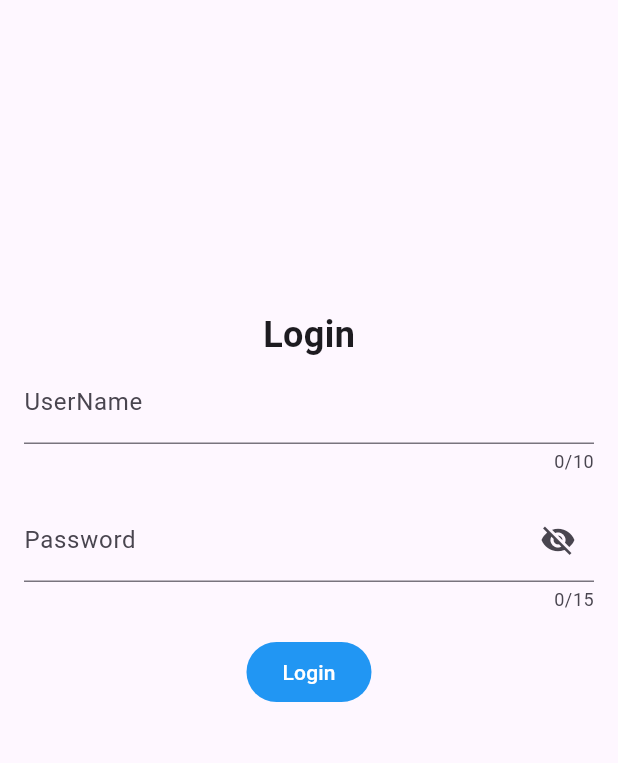
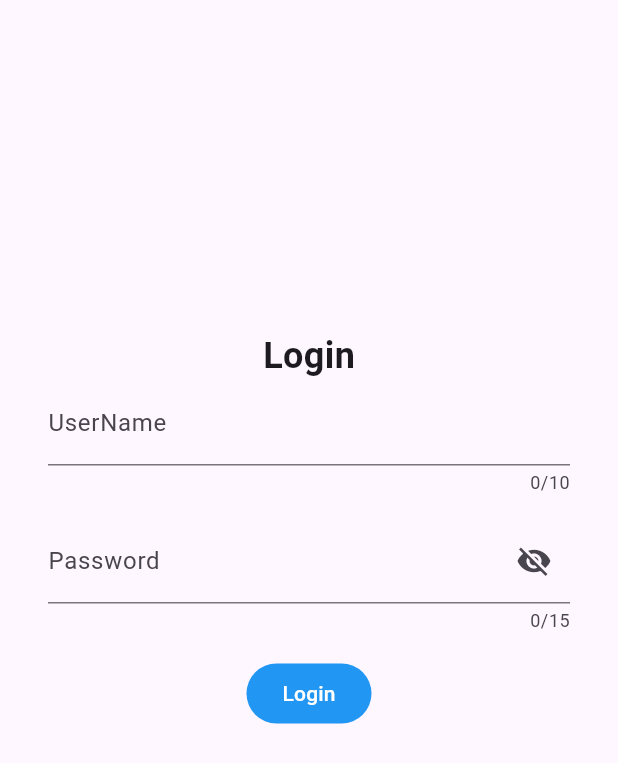
Before and after one commit to rajendraaeologic/send_money_application, a Flutter app: the screen it shows after launch, on a phone screen of 412 x 824 dp. Shown: the top 763 px of the screen. Run offline on Flutter 3.47's test engine with Material 3 defaults, Android fonts, the phone set to English and light mode, and no system bars; our stand-ins replace get.

Commit message:
refactor: add base scaffold widget

```diff
--- /dev/null
+++ b/lib/core/utils/base_widget.dart
@@ -0,0 +1,34 @@
+import 'package:flutter/material.dart';
+
+class BaseScaffold extends StatelessWidget {
+  final Widget body;
+  final String appBarTitle;
+  final List<Widget>? actions;
+
+  // Constructor to accept the parameters
+  const BaseScaffold({
+    super.key,
+    required this.body,
+    this.appBarTitle = '', // Default to an empty string if no title is passed
+    this.actions,
+  });
+
+  @override
+  Widget build(BuildContext context) {
+    return Scaffold(
+      resizeToAvoidBottomInset: false,
+      appBar: AppBar(
+        title: appBarTitle.isNotEmpty
+            ? Text(appBarTitle) // Show title only if it is not empty
+            : null,
+        actions: actions, // Allows customization of the app bar actions
+      ),
+      body: SafeArea(
+        child: Padding(
+          padding: const EdgeInsets.all(16.0),
+          child: body, // Dynamic body passed from the child widget
+        ),
+      ),
+    );
+  }
+}
--- a/lib/presentation/pages/login_screen.dart
+++ b/lib/presentation/pages/login_screen.dart
@@ -1,6 +1,7 @@
 import 'package:flutter/material.dart';
 import 'package:get/get.dart';
 import '../../core/utils/app_string.dart';
+import '../../core/utils/base_widget.dart';
 import '../controllers/login_controller.dart';
 
 class LoginScreen extends StatelessWidget {
@@ -12,9 +13,9 @@ class LoginScreen extends StatelessWidget {
 
   @override
   Widget build(BuildContext context) {
-    return Scaffold(
+    return BaseScaffold(
       body: Container(
-        padding: EdgeInsets.only(left: 16.0, right: 16.0, top: MediaQuery.of(context).size.height * 0.25),
+        padding: EdgeInsets.only(left: 16.0, right: 16.0, top: MediaQuery.of(context).size.height * 0.18),
         child: Column(
           children: [
             const Text(AppStrings.loginButton, style: TextStyle(fontSize: 24, fontWeight: FontWeight.bold)),
```
